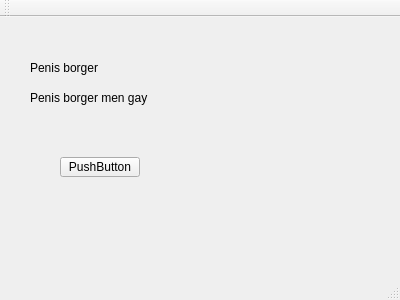
Qt form Workshop2_test/mainwindow.ui (TheGr8Chibi/SSU-Workshop2) before a commit.
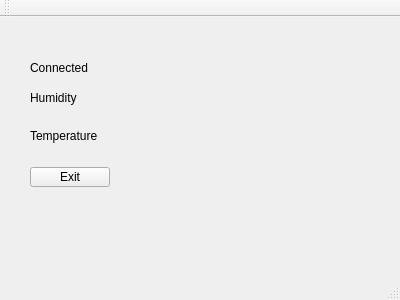
The same form after that commit.

```diff
--- a/Workshop2_test/mainwindow.ui
+++ b/Workshop2_test/mainwindow.ui
@@ -19,12 +19,12 @@
      <rect>
       <x>30</x>
       <y>40</y>
-      <width>181</width>
+      <width>311</width>
       <height>21</height>
      </rect>
     </property>
     <property name="text">
-     <string>Penis borger</string>
+     <string>Connected</string>
     </property>
    </widget>
    <widget class="QLabel" name="label_2">
@@ -32,25 +32,38 @@
      <rect>
       <x>30</x>
       <y>70</y>
-      <width>201</width>
+      <width>321</width>
       <height>21</height>
      </rect>
     </property>
     <property name="text">
-     <string>Penis borger men gay</string>
+     <string>Humidity</string>
     </property>
    </widget>
    <widget class="QPushButton" name="pushButton">
     <property name="geometry">
      <rect>
-      <x>60</x>
-      <y>140</y>
+      <x>30</x>
+      <y>150</y>
       <width>80</width>
       <height>20</height>
      </rect>
     </property>
     <property name="text">
-     <string>PushButton</string>
+     <string>Exit</string>
+    </property>
+   </widget>
+   <widget class="QLabel" name="tempLabel">
+    <property name="geometry">
+     <rect>
+      <x>30</x>
+      <y>110</y>
+      <width>301</width>
+      <height>17</height>
+     </rect>
+    </property>
+    <property name="text">
+     <string>Temperature</string>
     </property>
    </widget>
   </widget>
```
Left out of the diff: 6 changed lines with no effect on the pictures.
